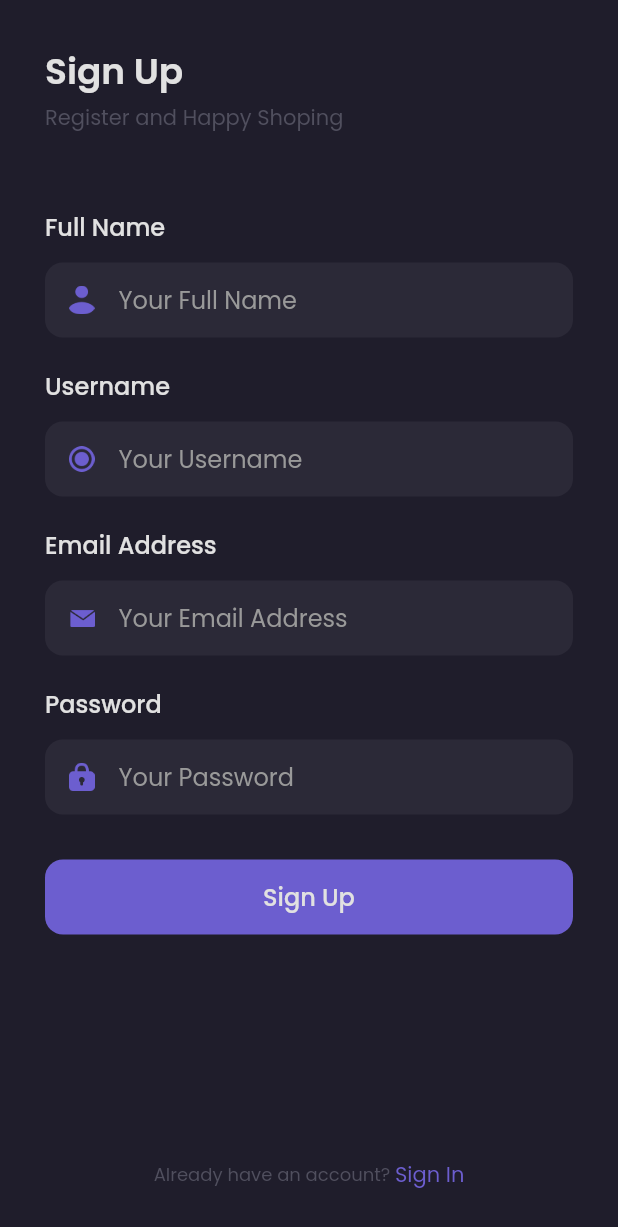
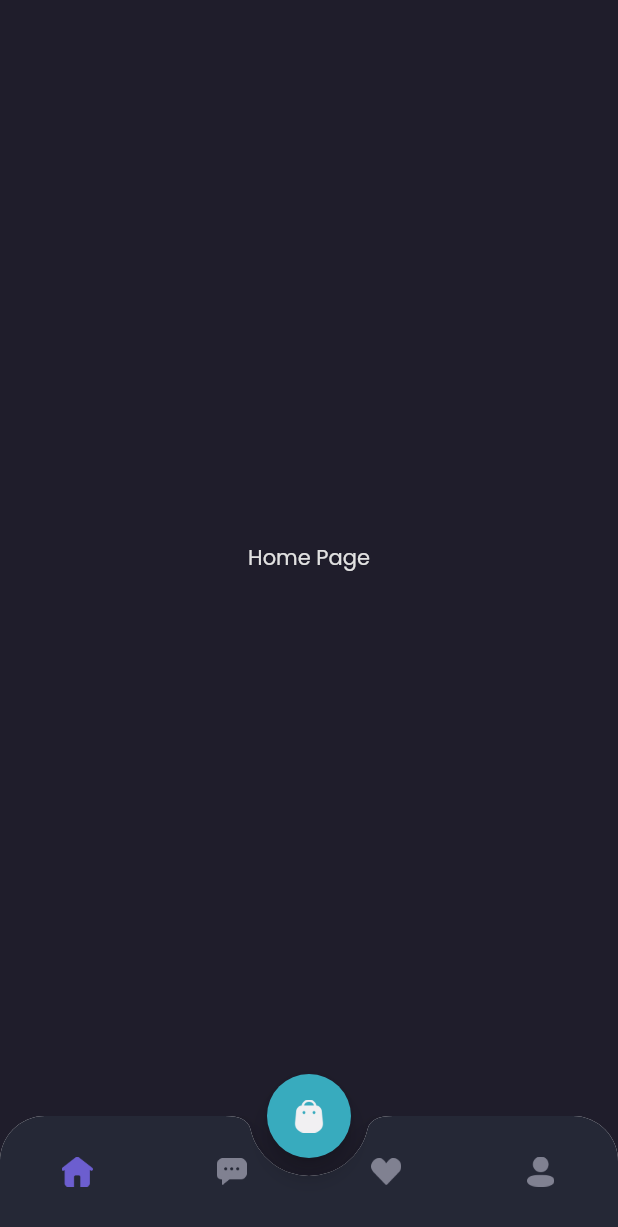
Before and after one commit to SofianIndraM/shamo-frontend, a Flutter app: the SignUpPage screen opened by its route, after a tap on "Sign Up", on a phone screen of 412 x 824 dp. Shown: the top 1227 px of the screen. Run offline on Flutter 3.47's test engine with Material 2 defaults, Android fonts, the phone set to English and light mode, and no system bars; our stand-ins replace google_fonts.

Commit message:
this is our second commit

```diff
--- a/lib/main.dart
+++ b/lib/main.dart
@@ -1,5 +1,6 @@
 import 'package:flutter/material.dart';
 import 'package:google_fonts/google_fonts.dart';
+import 'package:shamo/pages/home/main_page.dart';
 import 'package:shamo/pages/sign_in_page.dart';
 import 'package:shamo/pages/sign_up_page.dart';
 import 'package:shamo/pages/splash_page.dart';
@@ -18,6 +19,7 @@ class MyApp extends StatelessWidget {
         '/': (context) => SplashPage(),
         '/sign-in': (context) => SignInPage(),
         '/sign-up': (context) => SignUpPage(),
+        '/home': (context) => MainPage(),
       },
     );
   }
--- /dev/null
+++ b/lib/pages/home/chat_page.dart
@@ -0,0 +1,16 @@
+import 'package:flutter/material.dart';
+import 'package:shamo/theme.dart';
+
+class ChatPage extends StatelessWidget {
+  const ChatPage({Key? key}) : super(key: key);
+
+  @override
+  Widget build(BuildContext context) {
+    return Center(
+      child: Text(
+        'Chat Page',
+        style: primaryTextStyle,
+      ),
+    );
+  }
+}
--- /dev/null
+++ b/lib/pages/home/home_page.dart
@@ -0,0 +1,16 @@
+import 'package:flutter/material.dart';
+import 'package:shamo/theme.dart';
+
+class HomePage extends StatelessWidget {
+  const HomePage({Key? key}) : super(key: key);
+
+  @override
+  Widget build(BuildContext context) {
+    return Center(
+      child: Text(
+        'Home Page',
+        style: primaryTextStyle,
+      ),
+    );
+  }
+}
--- /dev/null
+++ b/lib/pages/home/main_page.dart
@@ -0,0 +1,142 @@
+import 'dart:async';
+
+import 'package:flutter/material.dart';
+import 'package:shamo/pages/home/chat_page.dart';
+import 'package:shamo/pages/home/home_page.dart';
+import 'package:shamo/pages/home/profile.dart';
+import 'package:shamo/pages/home/wishlist_page.dart';
+import 'package:shamo/theme.dart';
+
+class MainPage extends StatefulWidget {
+  const MainPage({Key? key}) : super(key: key);
+
+  @override
+  State<MainPage> createState() => _MainPageState();
+}
+
+class _MainPageState extends State<MainPage> {
+  int currentIndex = 0;
+
+  @override
+  Widget build(BuildContext context) {
+    Widget cardButon() {
+      return FloatingActionButton(
+        onPressed: () {},
+        backgroundColor: secondaryColor,
+        child: Image.asset(
+          'assets/icon_cart.png',
+          width: 20,
+        ),
+      );
+    }
+
+    Widget customBottomNav() {
+      return ClipRRect(
+        borderRadius: BorderRadius.vertical(
+          top: Radius.circular(30),
+        ),
+        child: BottomAppBar(
+          shape: CircularNotchedRectangle(),
+          notchMargin: 12,
+          clipBehavior: Clip.antiAlias,
+          child: BottomNavigationBar(
+            currentIndex: currentIndex,
+            onTap: (value) {
+              print(value);
+              setState(() {
+                currentIndex = value;
+              });
+            },
+            backgroundColor: backgroundColor4,
+            type: BottomNavigationBarType.fixed,
+            items: [
+              BottomNavigationBarItem(
+                icon: Container(
+                  margin: EdgeInsets.only(
+                    top: 20,
+                    bottom: 10,
+                  ),
+                  child: Image.asset(
+                    'assets/icon_home.png',
+                    width: 21,
+                    color: currentIndex == 0 ? primaryColor : Color(0xff808191),
+                  ),
+                ),
+                label: '',
+              ),
+              BottomNavigationBarItem(
+                icon: Container(
+                  margin: EdgeInsets.only(
+                    top: 20,
+                    bottom: 10,
+                  ),
+                  child: Image.asset(
+                    'assets/icon_chat.png',
+                    width: 20,
+                    color: currentIndex == 1 ? primaryColor : Color(0xff808191),
+                  ),
+                ),
+                label: '',
+              ),
+              BottomNavigationBarItem(
+                icon: Container(
+                  margin: EdgeInsets.only(
+                    top: 20,
+                    bottom: 10,
+                  ),
+                  child: Image.asset(
+                    'assets/icon_wishlist.png',
+                    width: 20,
+                    color: currentIndex == 2 ? primaryColor : Color(0xff808191),
+                  ),
+                ),
+                label: '',
+              ),
+              BottomNavigationBarItem(
+                icon: Container(
+                  margin: EdgeInsets.only(
+                    top: 20,
+                    bottom: 10,
+                  ),
+                  child: Image.asset(
+                    'assets/icon_profile.png',
+                    width: 18,
+                    color: currentIndex == 3 ? primaryColor : Color(0xff808191),
+                  ),
+                ),
+                label: '',
+              ),
+            ],
+          ),
+        ),
+      );
+    }
+
+    Widget body() {
+      switch (currentIndex) {
+        case 0:
+          return HomePage();
+          break;
+        case 1:
+          return ChatPage();
+          break;
+        case 2:
+          return WishlistPage();
+          break;
+        case 3:
+          return ProfilePage();
+          break;
+        default:
+          return HomePage();
+      }
+    }
+
+    return Scaffold(
+      backgroundColor: backgroundColor1,
+      floatingActionButton: cardButon(),
+      floatingActionButtonLocation: FloatingActionButtonLocation.centerDocked,
+      bottomNavigationBar: customBottomNav(),
+      body: body(),
+    );
+  }
+}
--- /dev/null
+++ b/lib/pages/home/profile.dart
@@ -0,0 +1,16 @@
+import 'package:flutter/material.dart';
+import 'package:shamo/theme.dart';
+
+class ProfilePage extends StatelessWidget {
+  const ProfilePage({Key? key}) : super(key: key);
+
+  @override
+  Widget build(BuildContext context) {
+    return Center(
+      child: Text(
+        'Profile Page',
+        style: primaryTextStyle,
+      ),
+    );
+  }
+}
--- /dev/null
+++ b/lib/pages/home/wishlist_page.dart
@@ -0,0 +1,16 @@
+import 'package:flutter/material.dart';
+import 'package:shamo/theme.dart';
+
+class WishlistPage extends StatelessWidget {
+  const WishlistPage({Key? key}) : super(key: key);
+
+  @override
+  Widget build(BuildContext context) {
+    return Center(
+      child: Text(
+        'Wishlist Page',
+        style: primaryTextStyle,
+      ),
+    );
+  }
+}
--- a/lib/pages/sign_in_page.dart
+++ b/lib/pages/sign_in_page.dart
@@ -138,7 +138,9 @@ class SignInPage extends StatelessWidget {
         height: 50,
         width: double.infinity,
         child: TextButton(
-          onPressed: () {},
+          onPressed: () {
+            Navigator.pushNamed(context, '/home');
+          },
           style: TextButton.styleFrom(
               backgroundColor: primaryColor,
               shape: RoundedRectangleBorder(
--- a/lib/pages/sign_up_page.dart
+++ b/lib/pages/sign_up_page.dart
@@ -236,7 +236,9 @@ class SignUpPage extends StatelessWidget {
         height: 50,
         width: double.infinity,
         child: TextButton(
-          onPressed: () {},
+          onPressed: () {
+            Navigator.pushNamed(context, '/home');
+          },
           style: TextButton.styleFrom(
               backgroundColor: primaryColor,
               shape: RoundedRectangleBorder(
--- a/lib/theme.dart
+++ b/lib/theme.dart
@@ -10,6 +10,7 @@ Color priceColor = Color(0xff2C96F1);
 Color backgroundColor1 = Color(0xff1F1D2B);
 Color backgroundColor2 = Color(0xff2B2937);
 Color backgroundColor3 = Color(0xff242231);
+Color backgroundColor4 = Color(0xff252836);
 Color primaryTextColor = Color(0xffE1E1E1);
 Color secondaryTextColor = Color(0xff999999);
 Color subtitleTextColor = Color(0xff504F5E);
```
